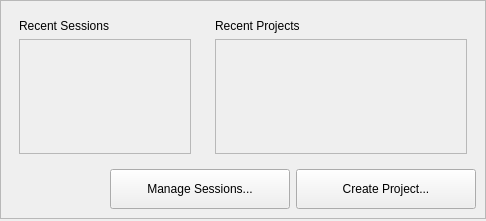
qt-creator/qt-creator, file src/plugins/projectexplorer/projectwelcomepagewidget.ui: the form before one commit.
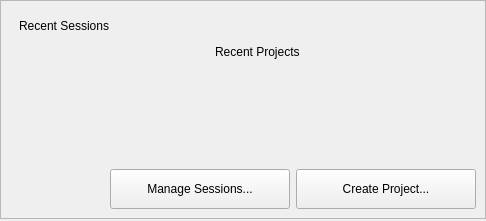
The form after the commit. Icons and pictures are not drawn. Custom widgets are drawn as their Qt base class.

Commit message:
Revert "Welcome mode: Base on QScrollArea."
No need for scrolling after my last commit.

This reverts commit 577057d2a96edc48ad28a1f62285928616bf3d56.

Diff of the .ui file:
```diff
--- a/src/plugins/projectexplorer/projectwelcomepagewidget.ui
+++ b/src/plugins/projectexplorer/projectwelcomepagewidget.ui
@@ -159,7 +159,7 @@
  <customwidgets>
   <customwidget>
    <class>Utils::WelcomeModeTreeWidget</class>
-   <extends>QScrollArea</extends>
+   <extends>QWidget</extends>
    <header location="global">utils/welcomemodetreewidget.h</header>
    <container>1</container>
   </customwidget>
```
The commit also changes 4 other files.
